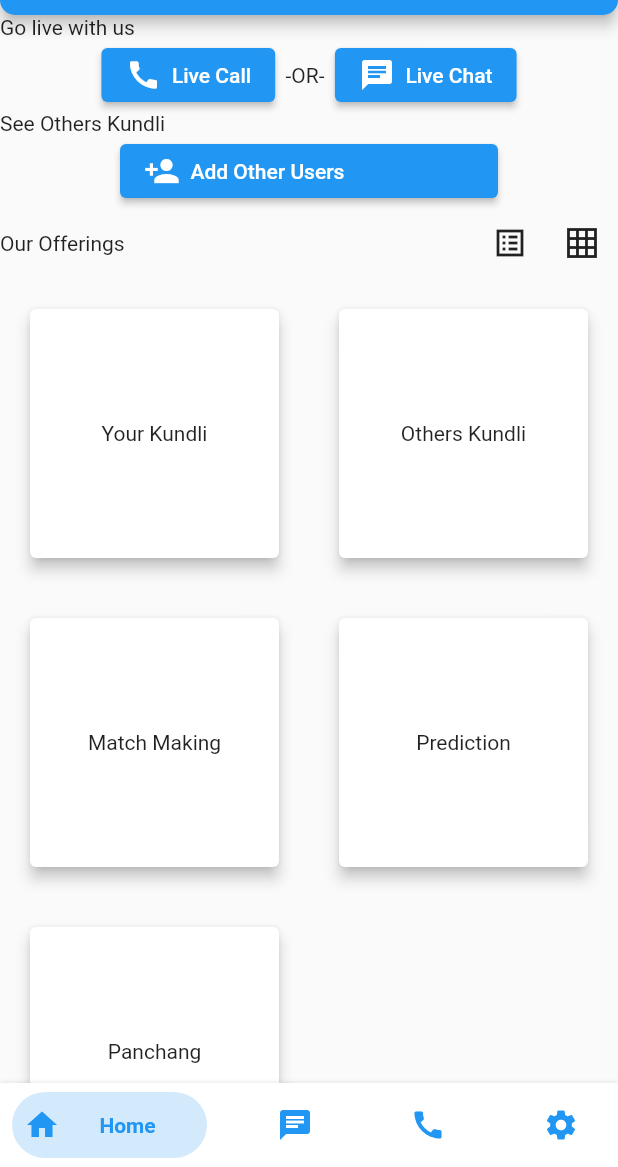
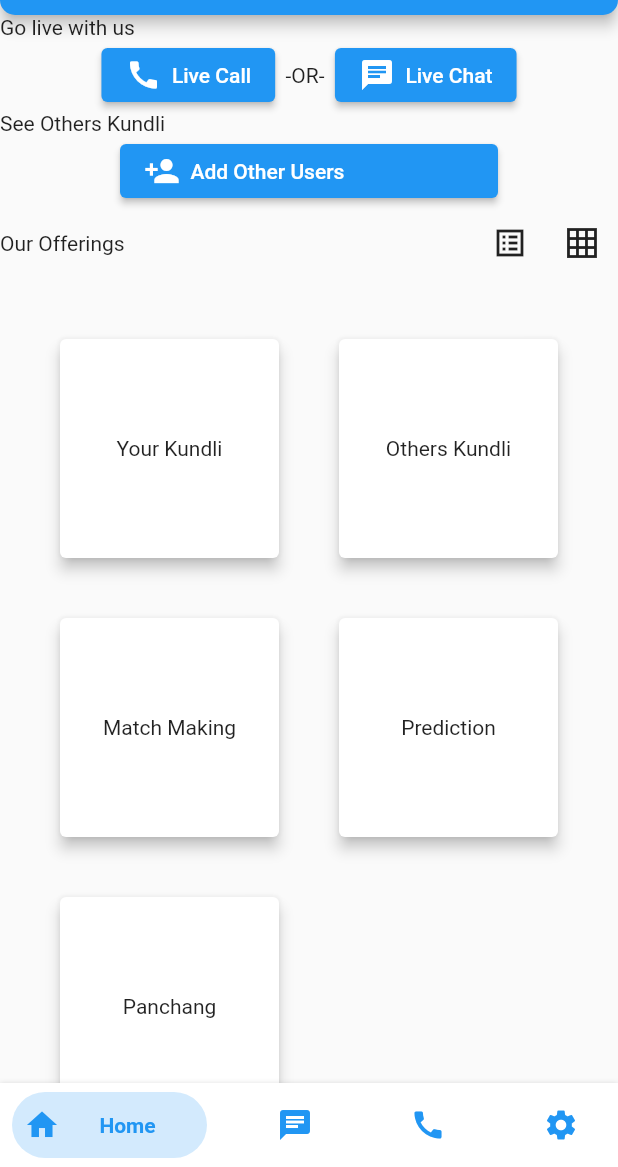
Before and after one commit to Deathstar427/AstroBuddy, a Flutter app: the screen it shows after launch, after a tap on the "grid on" icon, on a phone screen of 412 x 824 dp, the part 69-1236 px from its top. Run offline on Flutter 3.47's test engine with Material 2 defaults, Android fonts, the phone set to English and light mode, and no system bars; drawn by our look-alikes of bottom_navy_bar.

Commit message:
add padding in home

```diff
--- a/lib/home1.dart
+++ b/lib/home1.dart
@@ -239,6 +239,7 @@ Widget _gridView() {
     Container(
         height: 750,
         child: GridView(
+            padding: EdgeInsets.all(20),
             physics: NeverScrollableScrollPhysics(),
             gridDelegate:
                 SliverGridDelegateWithFixedCrossAxisCount(crossAxisCount: 2),
@@ -296,6 +297,7 @@ Widget _gridView() {
     Container(
       height: 250,
       child: GridView(
+          padding: EdgeInsets.all(20),
           gridDelegate:
               SliverGridDelegateWithFixedCrossAxisCount(crossAxisCount: 2),
           physics: NeverScrollableScrollPhysics(),
```
